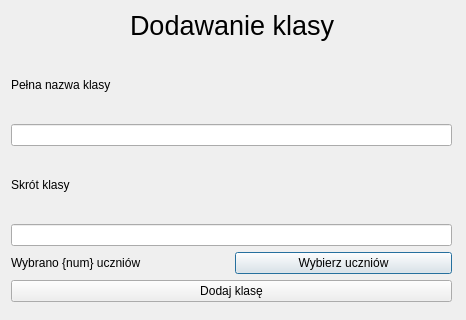
Above: ui/addclass.ui from chixPL/excalibur before the change. Below: the same form after it.
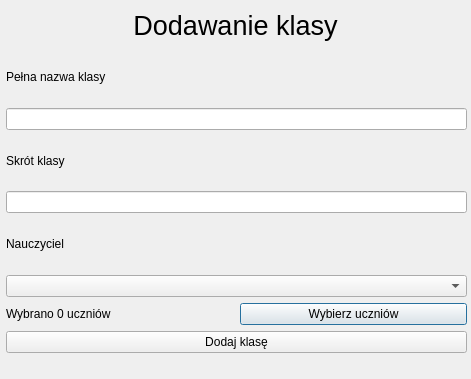
That is the form after the change.

Commit message: Dodawanie klasy, optymalizacja performance

Diff of the .ui file:
```diff
--- a/ui/addclass.ui
+++ b/ui/addclass.ui
@@ -6,8 +6,8 @@
    <rect>
     <x>0</x>
     <y>0</y>
-    <width>466</width>
-    <height>320</height>
+    <width>471</width>
+    <height>379</height>
    </rect>
   </property>
   <property name="windowTitle">
@@ -16,9 +16,9 @@
   <widget class="QLabel" name="label">
    <property name="geometry">
     <rect>
-     <x>130</x>
+     <x>10</x>
      <y>10</y>
-     <width>211</width>
+     <width>451</width>
      <height>31</height>
     </rect>
    </property>
@@ -30,14 +30,17 @@
    <property name="text">
     <string>Dodawanie klasy</string>
    </property>
+   <property name="alignment">
+    <set>Qt::AlignCenter</set>
+   </property>
   </widget>
   <widget class="QWidget" name="layoutWidget">
    <property name="geometry">
     <rect>
-     <x>11</x>
-     <y>51</y>
-     <width>441</width>
-     <height>251</height>
+     <x>6</x>
+     <y>52</y>
+     <width>461</width>
+     <height>301</height>
     </rect>
    </property>
    <layout class="QVBoxLayout" name="verticalLayout">
@@ -75,12 +78,22 @@
       </property>
      </widget>
     </item>
+    <item>
+     <widget class="QLabel" name="label_8">
+      <property name="text">
+       <string>Nauczyciel</string>
+      </property>
+     </widget>
+    </item>
+    <item>
+     <widget class="QComboBox" name="comboBox"/>
+    </item>
     <item>
      <layout class="QHBoxLayout" name="horizontalLayout">
       <item>
        <widget class="QLabel" name="label_6">
         <property name="text">
-         <string>Wybrano {num} uczniów</string>
+         <string>Wybrano 0 uczniów</string>
         </property>
        </widget>
       </item>
```
The commit also changes 2 other files.
